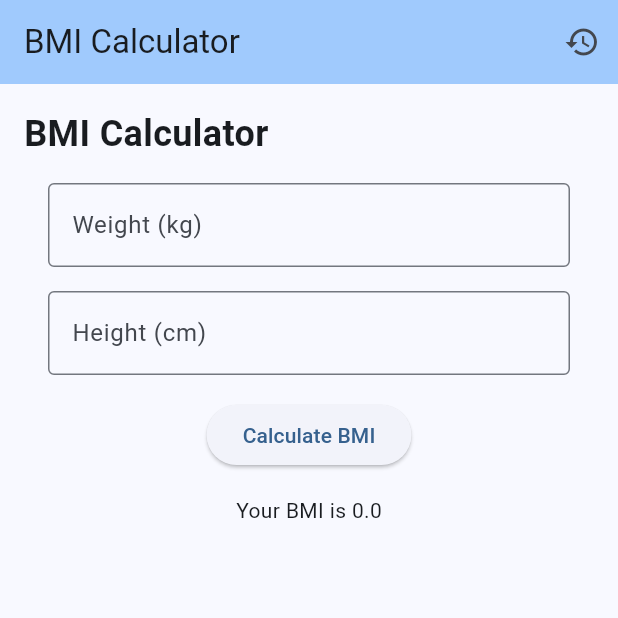
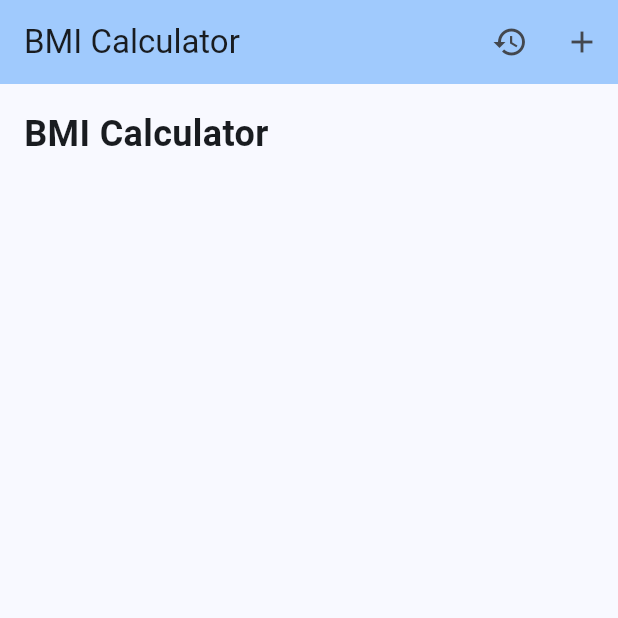
Before and after one commit to HugeKC01/Simple_Flutter_BMI_Calc, a Flutter app: the screen it shows after launch, on a phone screen of 412 x 824 dp, the top half of it. Run offline on Flutter 3.47's test engine with Material 3 defaults, Android fonts, the phone set to English and light mode, and no system bars.

Commit message:
Move all bmi calculate function to dialog and start to redesigned home page

```diff
--- a/lib/main.dart
+++ b/lib/main.dart
@@ -1,5 +1,5 @@
 import 'package:flutter/material.dart';
-import 'package:dynamic_color/dynamic_color.dart'; //Importing the dynamic_color package for color scheme
+//Importing the dynamic_color package for color scheme
 import 'package:intl/intl.dart'; //Importing the intl package for date formatting
 
 void main() {
@@ -55,6 +55,17 @@ class _MyHomePageState extends State<MyHomePage> {
             },
             icon: const Icon(Icons.history),
           ),
+          IconButton(
+            onPressed: () {
+              showDialog(
+                context: context,
+                builder: (context) {
+                  return _addBMIDialog(context);
+                },
+              );
+            },
+            icon: const Icon(Icons.add),
+          ),
         ],
       ),
         body: Padding(
@@ -68,53 +79,6 @@ class _MyHomePageState extends State<MyHomePage> {
                   style: TextStyle(fontSize: 24.0, fontWeight: FontWeight.bold),
                 ),
               ),
-              Container(
-                decoration: BoxDecoration(
-                  color: Theme.of(context).colorScheme.surface,
-                  borderRadius: BorderRadius.circular(8.0),
-                ),
-                padding: const EdgeInsets.all(16.0),
-                child: Column(
-                  mainAxisAlignment: MainAxisAlignment.center,
-                  children: [
-                    TextField(
-                      decoration: InputDecoration(
-                        border: OutlineInputBorder(),
-                        labelText: 'Weight (kg)',
-                      ),
-                      onChanged: (value) {
-                        weight = double.tryParse(value) ?? 0.0;
-                      },
-                    ),
-                    const SizedBox(height: 16.0),
-                    TextField(
-                      decoration: InputDecoration(
-                        border: OutlineInputBorder(),
-                        labelText: 'Height (cm)',
-                      ),
-                      onChanged: (value) {
-                        height = double.tryParse(value) ?? 0.0;
-                      },
-                    ),
-                    const SizedBox(height: 16.0),
-                    ElevatedButton(
-                      onPressed: () {
-                        setState(() {
-                          bmi = weight / ((height / 100) * (height / 100));
-                          bmi = double.parse(bmi.toStringAsFixed(2));
-                          bmiHistory.add({
-                            'date': DateFormat('yyyy-MM-dd').format(DateTime.now()),
-                            'bmi': bmi,
-                          });
-                        });
-                      },
-                      child: const Text('Calculate BMI'),
-                    ),
-                    const SizedBox(height: 16.0),
-                    Text('Your BMI is $bmi'),
-                  ],
-                ),
-              )
             ],
           ),
       ),
@@ -150,4 +114,57 @@ class _MyHomePageState extends State<MyHomePage> {
       )
     );
   }
+
+  Widget _addBMIDialog(BuildContext context) {
+  return AlertDialog(
+    title: const Text('Add BMI'),
+      content: Column(
+        mainAxisSize: MainAxisSize.min,
+        children: <Widget>[
+          TextField(
+            decoration: const InputDecoration(
+              border: OutlineInputBorder(),
+              labelText: 'Weight (kg)',
+            ),
+            onChanged: (value) {
+              weight = double.tryParse(value) ?? 0.0;
+            },
+          ),
+          const SizedBox(height: 16.0),
+          TextField(
+            decoration: const InputDecoration(
+                border: OutlineInputBorder(),
+              labelText: 'Height (cm)',
+            ),
+            onChanged: (value) {
+              height = double.tryParse(value) ?? 0.0;
+            },
+         ),
+        ],
+      ),
+      actions: <Widget>[
+        TextButton(
+          onPressed: () {
+           Navigator.of(context).pop();
+          },
+          child: const Text('Cancel'),
+        ),
+        TextButton(
+          onPressed: () {
+            Navigator.of(context).pop();
+            setState(() {
+              bmi = weight / ((height / 100) * (height / 100));
+              bmiHistory.add(
+                {
+                  'date': DateFormat.yMd().format(DateTime.now()),
+                  'bmi': bmi.toStringAsFixed(2),
+                }
+              );
+            });
+          },
+          child: const Text('Add'),
+        ),
+      ],
+    );
+  }
 }
```
